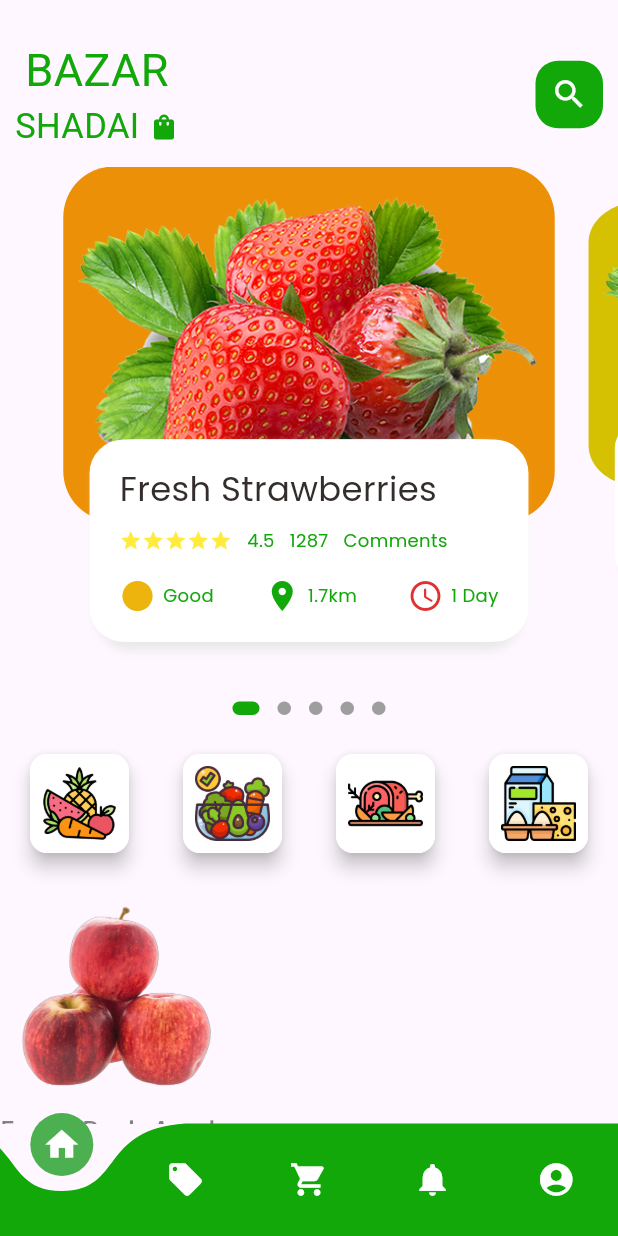
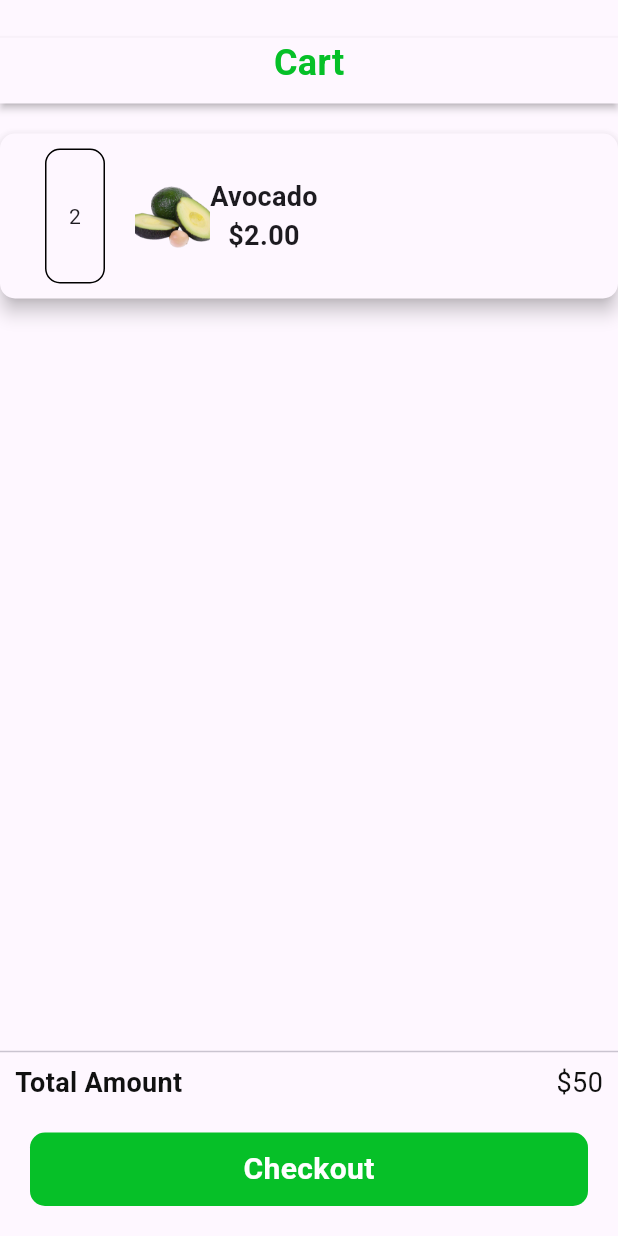
Before and after one commit to smjoy222/bazar_sadaai_app, a Flutter app: the screen it shows after launch, on a phone screen of 412 x 824 dp. Run offline on Flutter 3.47's test engine with Material 3 defaults, Android fonts, the phone set to English and light mode, and no system bars; drawn by our look-alikes of curved_navigation_bar, dots_indicator; our stand-ins replace firebase_auth, firebase_core, get, google_fonts; accounts and stored records are empty; Roboto replaces fonts that are missing (Plaster).

Commit message:
checkout order

```diff
--- a/lib/main.dart
+++ b/lib/main.dart
@@ -1,6 +1,7 @@
 import 'package:bazar_sadaai_app/screens/home_screen.dart';
 import 'package:bazar_sadaai_app/screens/login_screen.dart';
 import 'package:bazar_sadaai_app/screens/onboard.dart';
+import 'package:bazar_sadaai_app/screens/order.dart';
 import 'package:bazar_sadaai_app/screens/signup.dart';
 import 'package:firebase_core/firebase_core.dart';
 import 'package:flutter/material.dart';
@@ -19,7 +20,7 @@ class MyApp extends StatelessWidget {
     return const GetMaterialApp(
       debugShowCheckedModeBanner: false,
       //home: Onboard(),
-      home: HomeScreen(),
+      home: Order(),
     );
   }
 }
--- /dev/null
+++ b/lib/screens/order.dart
@@ -0,0 +1,214 @@
+import 'package:flutter/material.dart';
+
+class Order extends StatefulWidget {
+  const Order({super.key});
+
+  @override
+  State<Order> createState() => _OrderState();
+}
+
+class _OrderState extends State<Order> {
+//bakend
+  //  Stream? foodStream;
+
+  // Widget foodCart() {
+  //   return StreamBuilder(
+  //       stream: foodStream,
+  //       builder: (context, AsyncSnapshot snapshot) {
+  //         return snapshot.hasData
+  //             ? ListView.builder(
+  //                 padding: EdgeInsets.zero,
+  //                 itemCount: snapshot.data.docs.length,
+  //                 shrinkWrap: true,
+  //                 scrollDirection: Axis.vertical,
+  //                 itemBuilder: (context, index) {
+  //                   DocumentSnapshot ds = snapshot.data.docs[index];
+  //                   total= total+ int.parse(ds["Total"]);
+  //                   return Container(
+  //             child: Material(
+  //               elevation: 5.0,
+  //               borderRadius: BorderRadius.circular(10),
+  //               child: Container(
+  //                 decoration:
+  //                     BoxDecoration(borderRadius: BorderRadius.circular(10)),
+  //                 margin: EdgeInsets.only(right: 20.0, left: 20.0),
+  //                 padding: EdgeInsets.all(10),
+  //                 child: Row(
+  //                   // crossAxisAlignment: CrossAxisAlignment.start,
+  //                   children: [
+  //                     Container(
+  //                       height: 90,
+  //                       width: 40,
+  //                       decoration: BoxDecoration(
+  //                           border: Border.all(),
+  //                           borderRadius: BorderRadius.circular(10)),
+  //                       child: Center(child: Text('2')),
+  //                     ),
+  //                     SizedBox(
+  //                       width: 20,
+  //                     ),
+  //                     ClipRRect(
+  //                         borderRadius: BorderRadius.circular(10),
+  //                         child: Image.asset(
+  //                           "assets/images/avocado.png",
+  //                           height: 50,
+  //                           width: 50,
+  //                           fit: BoxFit.cover,
+  //                         )),
+  //                     SizedBox(
+  //                       height: 20,
+  //                     ),
+  //                     Column(
+  //                       children: [
+  //                         Text(
+  //                           "Avocado",
+  //                           style: TextStyle(
+  //                               fontSize: 18, fontWeight: FontWeight.bold),
+  //                         ),
+  //                         Text(
+  //                           "\$2.00",
+  //                           style: TextStyle(
+  //                               fontSize: 18, fontWeight: FontWeight.bold),
+  //                         )
+  //                       ],
+  //                     ),
+  //                   ],
+  //                 ),
+  //               ),
+  //             ),
+  //           );
+  //                 })
+  //             : CircularProgressIndicator();
+  //       });
+  // }
+  @override
+  Widget build(BuildContext context) {
+    return Scaffold(
+      body: Container(
+        padding: EdgeInsets.only(top: 25.0),
+        child: Column(
+          crossAxisAlignment: CrossAxisAlignment.start,
+          children: [
+            Material(
+              elevation: 2.0,
+              child: Container(
+                padding: EdgeInsets.only(bottom: 10.0),
+                child: Center(
+                  child: Text(
+                    "Cart",
+                    style: TextStyle(
+                      fontSize: 24,
+                      fontWeight: FontWeight.bold,
+                      color: Color.fromARGB(255, 6, 192, 40),
+                    ),
+                  ),
+                ),
+              ),
+            ),
+            SizedBox(
+              height: 20.0,
+            ),
+            Container(
+              child: Material(
+                elevation: 5.0,
+                borderRadius: BorderRadius.circular(10),
+                child: Container(
+                  decoration:
+                      BoxDecoration(borderRadius: BorderRadius.circular(10)),
+                  margin: EdgeInsets.only(right: 20.0, left: 20.0),
+                  padding: EdgeInsets.all(10),
+                  child: Row(
+                    // crossAxisAlignment: CrossAxisAlignment.start,
+                    children: [
+                      Container(
+                        height: 90,
+                        width: 40,
+                        decoration: BoxDecoration(
+                            border: Border.all(),
+                            borderRadius: BorderRadius.circular(10)),
+                        child: Center(child: Text('2')),
+                      ),
+                      SizedBox(
+                        width: 20,
+                      ),
+                      ClipRRect(
+                          borderRadius: BorderRadius.circular(10),
+                          child: Image.asset(
+                            "assets/images/avocado.png",
+                            height: 50,
+                            width: 50,
+                            fit: BoxFit.cover,
+                          )),
+                      SizedBox(
+                        height: 20,
+                      ),
+                      Column(
+                        children: [
+                          Text(
+                            "Avocado",
+                            style: TextStyle(
+                                fontSize: 18, fontWeight: FontWeight.bold),
+                          ),
+                          Text(
+                            "\$2.00",
+                            style: TextStyle(
+                                fontSize: 18, fontWeight: FontWeight.bold),
+                          )
+                        ],
+                      ),
+                    ],
+                  ),
+                ),
+              ),
+            ),
+            Spacer(),
+            Divider(),
+            Padding(
+              padding: const EdgeInsets.only(left: 10.0, right: 10.0),
+              child: Row(
+                mainAxisAlignment: MainAxisAlignment.spaceBetween,
+                children: [
+                  Text(
+                    "Total Amount",
+                    style: TextStyle(
+                      fontSize: 18,
+                      fontWeight: FontWeight.bold,
+                      color: Color.fromARGB(255, 17, 17, 17),
+                    ),
+                  ),
+                  Text(
+                    "\$50",
+                    style: TextStyle(
+                      fontSize: 18,
+                      // fontWeight: FontWeight.bold,
+                      color: Color.fromARGB(255, 17, 17, 17),
+                    ),
+                  ),
+                ],
+              ),
+            ),
+            SizedBox(
+              height: 20.0,
+            ),
+            Container(
+              padding: EdgeInsets.symmetric(vertical: 10.0),
+              width: MediaQuery.of(context).size.width,
+              decoration: BoxDecoration(
+                  color: Color.fromARGB(255, 6, 192, 40),
+                  borderRadius: BorderRadius.circular(10)),
+              margin: EdgeInsets.only(left: 20.0, right: 20.0, bottom: 20),
+              child: Center(
+                  child: Text(
+                "Checkout",
+                style: TextStyle(
+                    color: Colors.white,
+                    fontSize: 20,
+                    fontWeight: FontWeight.bold),
+              )),
+            ),
+          ],
+        ),
+      ),
+    );
+  }
+}
```
Also changed, not shown: assets/images/avocado.png (added).
